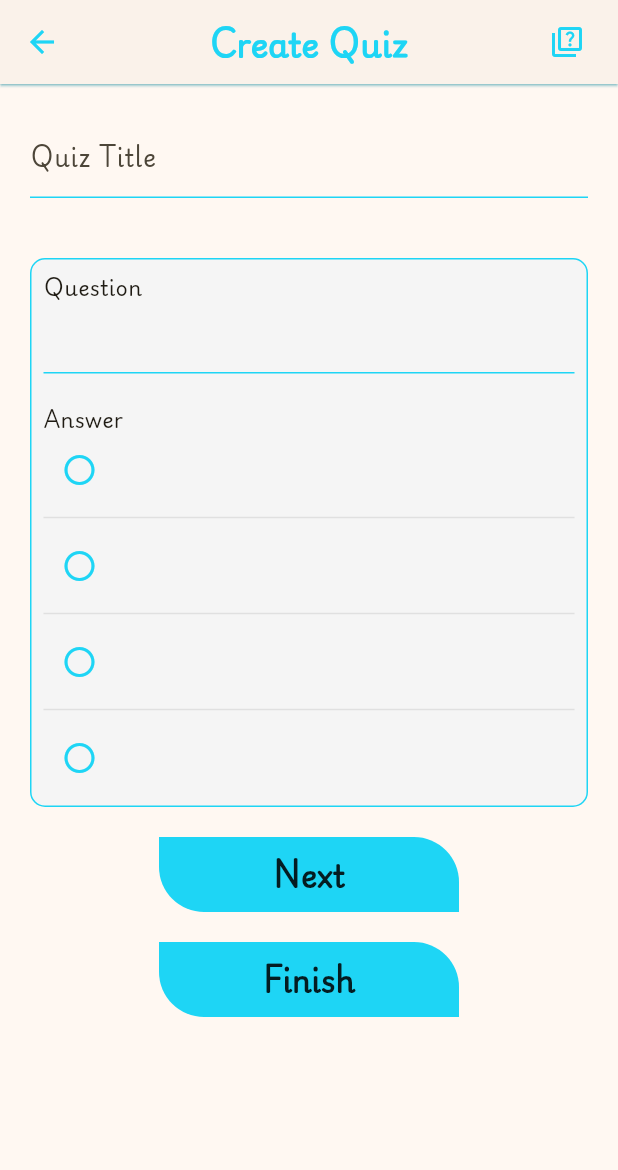
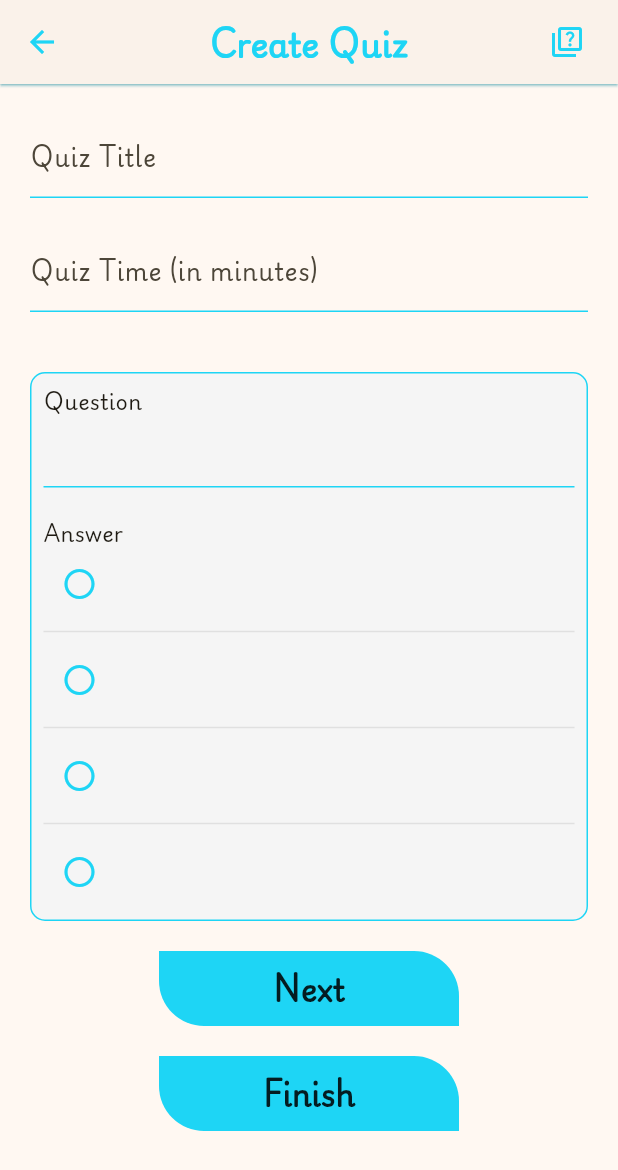
Before and after one commit to MinaYasser100/quiz-app, a Flutter app: the TeacherView screen opened directly, on a phone screen of 412 x 824 dp. Shown: the top 1170 px of the screen. Run offline on Flutter 3.47's test engine with Material 3 defaults, Android fonts, the phone set to English and light mode, and no system bars; our stand-ins replace cloud_firestore, firebase_core, flutter_bloc, hive, hive_flutter; accounts and stored records are empty.

Commit message:
allow to teacher determine the quiz time

```diff
--- a/lib/features/student/data/model/quiz_model.dart
+++ b/lib/features/student/data/model/quiz_model.dart
@@ -2,16 +2,19 @@ import 'package:quiz_app/features/toggle/data/model/question_model.dart';
 
 class QuizModel {
   final String title;
+  final int time;
   final List<QuestionModel> questions;
 
   QuizModel({
     required this.title,
+    required this.time,
     required this.questions,
   });
 
   factory QuizModel.fromMap(Map<String, dynamic> map) {
     return QuizModel(
       title: map['title'] as String,
+      time: map['time'] as int,
       questions: (map['questions'] as List)
           .map(
             (questionData) =>
@@ -24,6 +27,7 @@ class QuizModel {
   Map<String, dynamic> toMap() {
     return {
       'title': title,
+      'time': time,
       'questions': questions.map((question) => question.toMap()).toList(),
     };
   }
--- a/lib/features/teacher/presentation/view/widgets/custom_text_from_field.dart
+++ b/lib/features/teacher/presentation/view/widgets/custom_text_from_field.dart
@@ -9,16 +9,19 @@ class CustomTextFromField extends StatelessWidget {
     required this.color,
     this.validator,
     this.labelText,
+    this.keyboardType = TextInputType.text,
   });
   final TextEditingController controller;
   final Color color;
   final String? Function(String?)? validator;
   final String? labelText;
+  final TextInputType? keyboardType;
   @override
   Widget build(BuildContext context) {
     return TextFormField(
       controller: controller,
       enableInteractiveSelection: true,
+      keyboardType: keyboardType,
       validator: validator,
       cursorColor: color,
       decoration: InputDecoration(
--- a/lib/features/teacher/presentation/view/widgets/teacher_body_view.dart
+++ b/lib/features/teacher/presentation/view/widgets/teacher_body_view.dart
@@ -23,12 +23,26 @@ class TeacherBodyView extends StatelessWidget {
                   SliverToBoxAdapter(
                     child: Padding(
                       padding: const EdgeInsets.all(20),
-                      child: CustomTextFromField(
-                          controller: context
-                              .read<AddNewQuestionCubit>()
-                              .titleController,
-                          labelText: 'Quiz Title',
-                          color: AppColor.secondColor),
+                      child: Column(
+                        children: [
+                          CustomTextFromField(
+                            controller: context
+                                .read<AddNewQuestionCubit>()
+                                .titleController,
+                            labelText: 'Quiz Title',
+                            color: AppColor.secondColor,
+                          ),
+                          const SizedBox(height: 20),
+                          CustomTextFromField(
+                            controller: context
+                                .read<AddNewQuestionCubit>()
+                                .timeController,
+                            labelText: 'Quiz Time (in minutes)',
+                            color: AppColor.secondColor,
+                            keyboardType: TextInputType.number,
+                          ),
+                        ],
+                      ),
                     ),
                   ),
                   SliverList(
```
Also changed, not shown: lib/features/teacher/presentation/manager/add_new_question_cubit.dart (+24 -13 lines).
